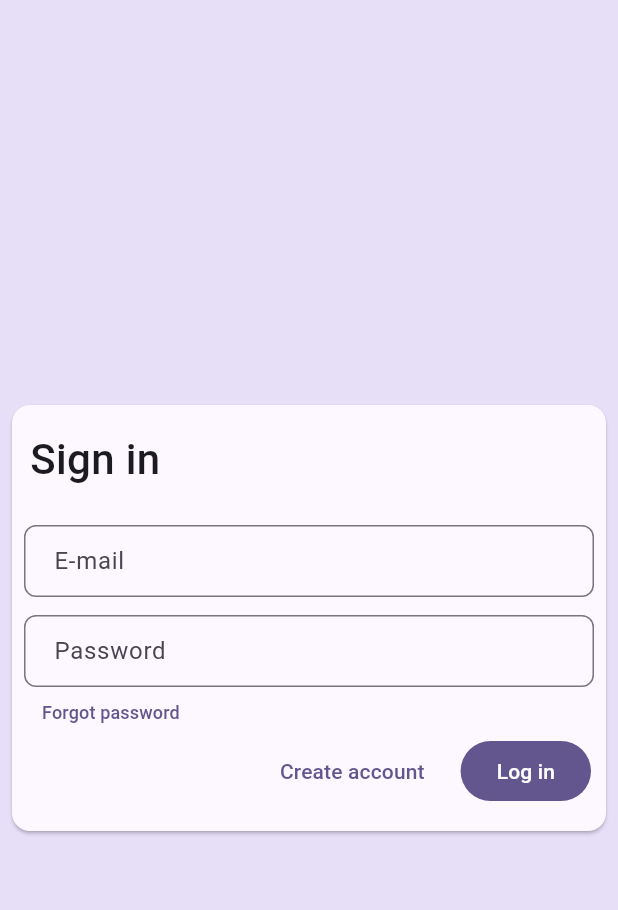
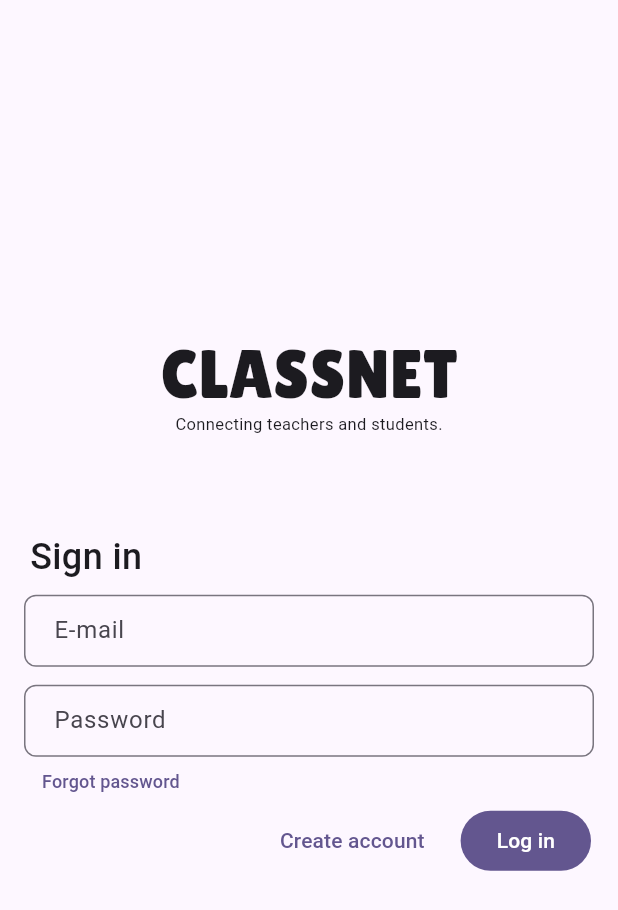
Before and after one commit to agxpro-z/classnet, a Flutter app: the screen it shows after launch, on a phone screen of 412 x 824 dp. Shown: the top 910 px of the screen. Run offline on Flutter 3.47's test engine with Material 3 defaults, Android fonts, the phone set to English and light mode, and no system bars; our stand-ins replace cloud_firestore, firebase_auth, firebase_core, google_fonts, injectable, shared_preferences and 5 more; missing offline and left inert: markdown_widget; accounts and stored records are empty; generated files the repository leaves out were written again.

Commit message:
LoginView: Improve UI.
Signed-off-by: AnkitGourav <Ankitgourav035@gmail.com>

```diff
--- a/lib/app/ui/views/login/login_view.dart
+++ b/lib/app/ui/views/login/login_view.dart
@@ -1,4 +1,5 @@
 import 'package:flutter/material.dart';
+import 'package:google_fonts/google_fonts.dart';
 
 import '../../../../i18n/strings.g.dart';
 import '../../../services/auth.dart';
@@ -20,33 +21,42 @@ class _LoginPageState extends State<LoginPage> {
     final theme = Theme.of(context);
 
     return Scaffold(
-      backgroundColor: theme.colorScheme.secondaryContainer,
       body: SafeArea(
-        child: Center(
-          child: Card(
-            color: theme.colorScheme.background,
-            margin: const EdgeInsets.all(8.0),
-            child: Padding(
-              padding: const EdgeInsets.symmetric(horizontal: 8.0, vertical: 16.0),
+        child: Column(
+          mainAxisAlignment: MainAxisAlignment.center,
+          children: <Widget>[
+            Text(
+              t.appName,
+              style: GoogleFonts.lilitaOne(
+                fontSize: theme.textTheme.displayMedium?.fontSize,
+                height: 0.0,
+              ),
+            ),
+            Text(
+              t.appDesc,
+              style: TextStyle(
+                fontSize: theme.textTheme.labelSmall?.fontSize,
+              ),
+            ),
+            const SizedBox(height: 48.0),
+            Padding(
+              padding: const EdgeInsets.all(16.0),
               child: Column(
                 mainAxisSize: MainAxisSize.min,
                 crossAxisAlignment: CrossAxisAlignment.start,
                 children: <Widget>[
-                  // Header
                   Padding(
                     padding: const EdgeInsets.only(left: 4.0),
                     child: Text(
                       t.loginView.signIn,
                       style: TextStyle(
                         color: theme.colorScheme.onSurface,
-                        fontSize: theme.textTheme.headlineMedium?.fontSize,
+                        fontSize: theme.textTheme.headlineSmall?.fontSize,
                         fontWeight: FontWeight.w500,
                       ),
                     ),
                   ),
-                  const SizedBox(height: 24.0),
-
-                  // Username text field
+                  const SizedBox(height: 8.0),
                   TextField(
                     controller: _emailController,
                     decoration: InputDecoration(
@@ -59,8 +69,6 @@ class _LoginPageState extends State<LoginPage> {
                     ),
                   ),
                   const SizedBox(height: 12.0),
-
-                  // Password text field
                   TextField(
                     controller: _passwordController,
                     decoration: InputDecoration(
@@ -73,8 +81,6 @@ class _LoginPageState extends State<LoginPage> {
                     ),
                     obscureText: true,
                   ),
-
-                  // Forgot password
                   SizedBox(
                     height: 32.0,
                     child: TextButton(
@@ -85,12 +91,9 @@ class _LoginPageState extends State<LoginPage> {
                       ),
                     ),
                   ),
-                  // const SizedBox(height: 8.0),
-
                   Row(
                     mainAxisAlignment: MainAxisAlignment.end,
                     children: <Widget>[
-                      // Create account button
                       TextButton(
                         onPressed: () {
                           Navigator.of(context).push(MaterialPageRoute(builder: (context) {
@@ -103,8 +106,6 @@ class _LoginPageState extends State<LoginPage> {
                         ),
                       ),
                       const SizedBox(width: 12.0),
-
-                      // Login button
                       FilledButton(
                         onPressed: () => Auth.signIn(_emailController.text.trim(), _passwordController.text),
                         child: Text(
@@ -118,7 +119,7 @@ class _LoginPageState extends State<LoginPage> {
                 ],
               ),
             ),
-          ),
+          ],
         ),
       ),
     );
--- a/lib/i18n/strings.i18n.json
+++ b/lib/i18n/strings.i18n.json
@@ -1,5 +1,6 @@
 {
-  "appName": "Classnet",
+  "appName": "CLASSNET",
+  "appDesc": "Connecting teachers and students.",
   "cancel": "Cancel",
   "delete": "Delete",
   "auth": {
```
Also changed, not shown: 1 other file.
